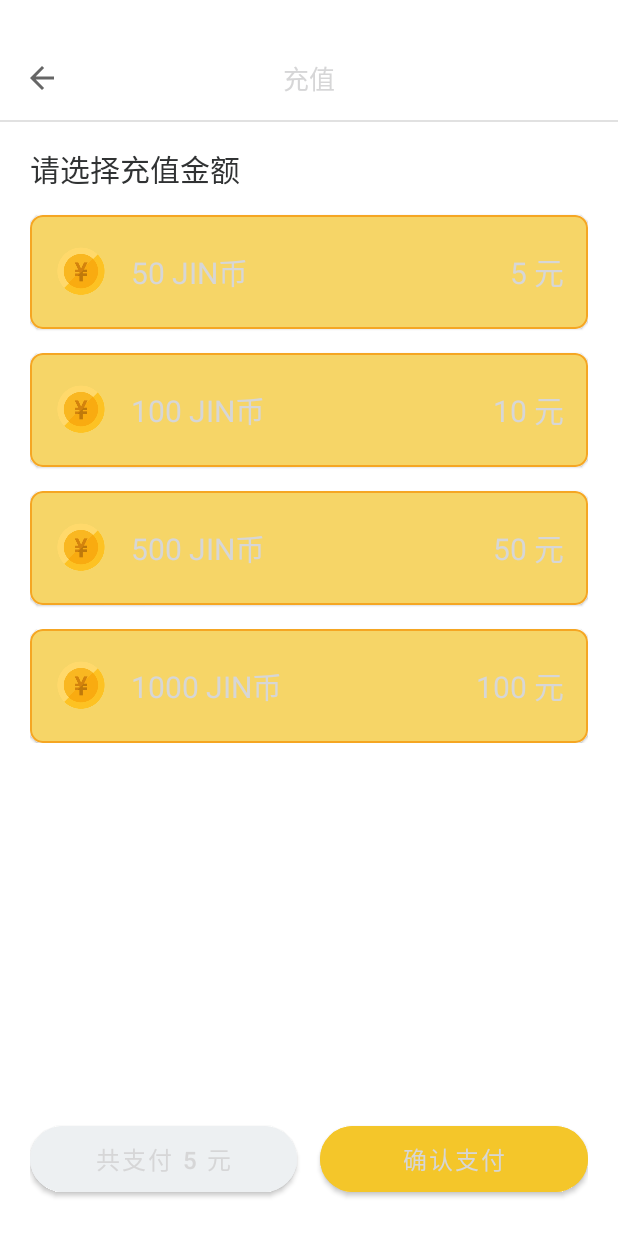
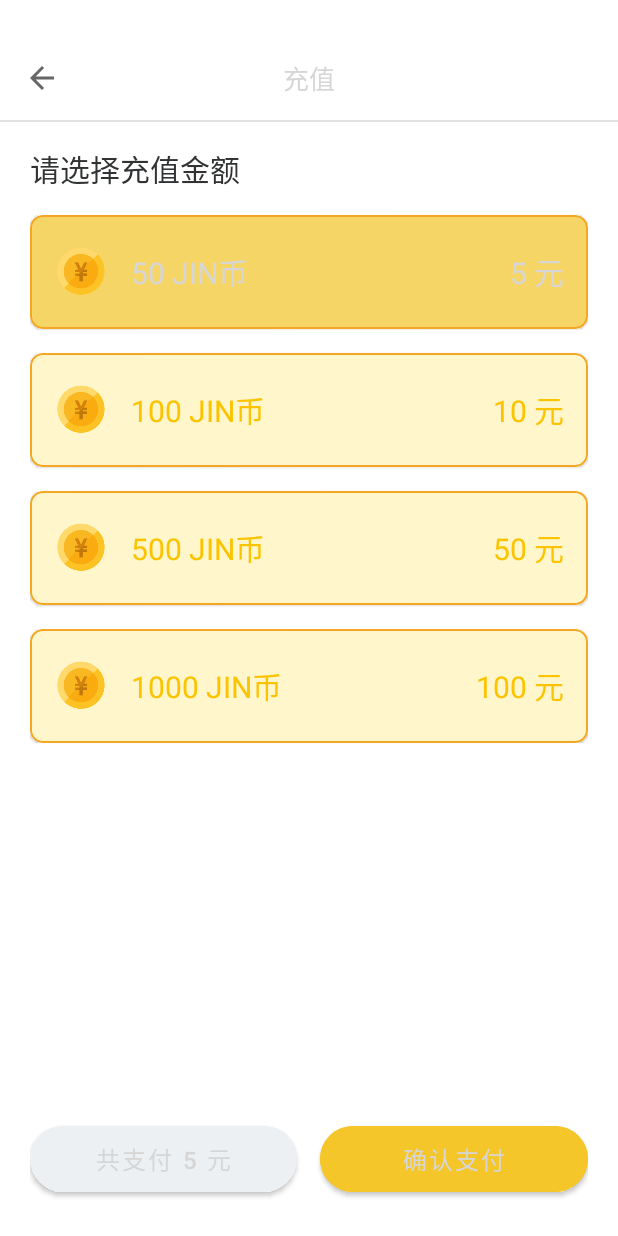
Before and after one commit to systemanalyse/raiseMoney, an Android app: the RechargeActivity screen opened directly, with no data from a screen before it, after a tap on "50 JIN币", on a phone screen of 412 x 824 dp. Run offline under Robolectric (Android 15) with nearby library versions, the light colour scheme and no system bars; our stand-ins replace ButterKnife.

Commit message:
recharge style refactor

```diff
--- a/RaiseMoney/client/Jingle/app/src/main/java/com/carolsum/jingle/ui/activity/wallet/RechargeActivity.java
+++ b/RaiseMoney/client/Jingle/app/src/main/java/com/carolsum/jingle/ui/activity/wallet/RechargeActivity.java
@@ -4,12 +4,15 @@ import android.support.constraint.ConstraintLayout;
 import android.support.design.button.MaterialButton;
 import android.support.design.card.MaterialCardView;
 import android.support.design.widget.AppBarLayout;
+import android.support.v4.content.ContextCompat;
 import android.support.v7.app.ActionBar;
 import android.support.v7.app.AppCompatActivity;
 import android.os.Bundle;
 import android.support.v7.widget.Toolbar;
 import android.view.MenuItem;
 import android.view.View;
+import android.widget.LinearLayout;
+import android.widget.TextView;
 
 import com.carolsum.jingle.R;
 
@@ -21,13 +24,13 @@ import butterknife.Unbinder;
 public class RechargeActivity extends AppCompatActivity {
 
   @BindView(R.id.recharge_50_btn)
-  MaterialCardView recharge50Btn;
+  LinearLayout recharge50Btn;
   @BindView(R.id.recharge_100_btn)
-  MaterialCardView recharge100Btn;
+  LinearLayout recharge100Btn;
   @BindView(R.id.recharge_500_btn)
-  MaterialCardView recharge500Btn;
+  LinearLayout recharge500Btn;
   @BindView(R.id.recharge_1000_btn)
-  MaterialCardView recharge1000Btn;
+  LinearLayout recharge1000Btn;
 
   @BindView(R.id.appbarLayout)
   AppBarLayout appBarLayout;
@@ -38,6 +41,24 @@ public class RechargeActivity extends AppCompatActivity {
   MaterialButton rechargeInfo;
   @BindView(R.id.confirm_recharge_btn)
   MaterialButton confirmBtn;
+
+  // text
+  @BindView(R.id.jin50)
+  TextView jin50;
+  @BindView(R.id.jin100)
+  TextView jin100;
+  @BindView(R.id.jin500)
+  TextView jin500;
+  @BindView(R.id.jin1000)
+  TextView jin1000;
+  @BindView(R.id.yuan50)
+  TextView yuan50;
+  @BindView(R.id.yuan100)
+  TextView yuan100;
+  @BindView(R.id.yuan500)
+  TextView yuan500;
+  @BindView(R.id.yuan1000)
+  TextView yuan1000;
 
   private Unbinder unbinder;
 
@@ -82,26 +103,61 @@ public class RechargeActivity extends AppCompatActivity {
     return super.onOptionsItemSelected(item);
   }
 
+  private void resetStyle() {
+    recharge50Btn.setBackgroundResource(R.drawable.recharge_cardview_normal);
+    recharge100Btn.setBackgroundResource(R.drawable.recharge_cardview_normal);
+    recharge500Btn.setBackgroundResource(R.drawable.recharge_cardview_normal);
+    recharge1000Btn.setBackgroundResource(R.drawable.recharge_cardview_normal);
+
+    jin50.setTextColor(ContextCompat.getColor(getApplicationContext(), R.color.recharge_cardview_text_normal));
+    jin100.setTextColor(ContextCompat.getColor(getApplicationContext(), R.color.recharge_cardview_text_normal));
+    jin500.setTextColor(ContextCompat.getColor(getApplicationContext(), R.color.recharge_cardview_text_normal));
+    jin1000.setTextColor(ContextCompat.getColor(getApplicationContext(), R.color.recharge_cardview_text_normal));
+
+    yuan50.setTextColor(ContextCompat.getColor(getApplicationContext(), R.color.recharge_cardview_text_normal));
+    yuan100.setTextColor(ContextCompat.getColor(getApplicationContext(), R.color.recharge_cardview_text_normal));
+    yuan500.setTextColor(ContextCompat.getColor(getApplicationContext(), R.color.recharge_cardview_text_normal));
+    yuan1000.setTextColor(ContextCompat.getColor(getApplicationContext(), R.color.recharge_cardview_text_normal));
+
+  }
+
   @OnClick(R.id.recharge_50_btn)
   public void recharge50() {
+    resetStyle();
+    recharge50Btn.setBackgroundResource(R.drawable.cardview_edge);
+    jin50.setTextColor(ContextCompat.getColor(getApplicationContext(), R.color.white));
+    yuan50.setTextColor(ContextCompat.getColor(getApplicationContext(), R.color.white));
+
     rechargeInfo.setText("共支付 5 元");
     rechargeInfo.setVisibility(View.VISIBLE);
   }
 
   @OnClick(R.id.recharge_100_btn)
   public void recharge100() {
+    resetStyle();
+    recharge100Btn.setBackgroundResource(R.drawable.cardview_edge);
+    jin100.setTextColor(ContextCompat.getColor(getApplicationContext(), R.color.white));
+    yuan100.setTextColor(ContextCompat.getColor(getApplicationContext(), R.color.white));
     rechargeInfo.setText("共支付 10 元");
     rechargeInfo.setVisibility(View.VISIBLE);
   }
 
   @OnClick(R.id.recharge_500_btn)
   public void recharge500() {
+    resetStyle();
+    recharge500Btn.setBackgroundResource(R.drawable.cardview_edge);
+    jin500.setTextColor(ContextCompat.getColor(getApplicationContext(), R.color.white));
+    yuan500.setTextColor(ContextCompat.getColor(getApplicationContext(), R.color.white));
     rechargeInfo.setText("共支付 50 元");
     rechargeInfo.setVisibility(View.VISIBLE);
   }
 
   @OnClick(R.id.recharge_1000_btn)
   public void recharge1000() {
+    resetStyle();
+    recharge1000Btn.setBackgroundResource(R.drawable.cardview_edge);
+    jin1000.setTextColor(ContextCompat.getColor(getApplicationContext(), R.color.white));
+    yuan1000.setTextColor(ContextCompat.getColor(getApplicationContext(), R.color.white));
     rechargeInfo.setText("共支付 100 元");
     rechargeInfo.setVisibility(View.VISIBLE);
   }
--- a/RaiseMoney/client/Jingle/app/src/main/res/drawable/cardview_edge.xml
+++ b/RaiseMoney/client/Jingle/app/src/main/res/drawable/cardview_edge.xml
@@ -3,6 +3,4 @@
   <solid android:color="@color/recharge_cart_item_inner_bg"/>
   <stroke android:width="1dp" android:color="@color/recharge_cart_item_border" />
   <corners android:radius="8dp"/>
-  <padding android:left="0dp" android:top="0dp"
-    android:right="0dp" android:bottom="0dp" />
 </shape>
--- /dev/null
+++ b/RaiseMoney/client/Jingle/app/src/main/res/drawable/recharge_cardview_normal.xml
@@ -0,0 +1,6 @@
+<?xml version="1.0" encoding="UTF-8"?>
+<shape xmlns:android="http://schemas.android.com/apk/res/android">
+    <solid android:color="#FFF7CB"/>
+    <stroke android:width="1dp" android:color="@color/recharge_cart_item_border" />
+    <corners android:radius="8dp"/>
+</shape>
--- a/RaiseMoney/client/Jingle/app/src/main/res/layout/activity_recharge.xml
+++ b/RaiseMoney/client/Jingle/app/src/main/res/layout/activity_recharge.xml
@@ -60,18 +60,18 @@
         android:textSize="20sp"/>
 
       <android.support.design.card.MaterialCardView
-        android:id="@+id/recharge_50_btn"
         android:layout_width="match_parent"
         android:layout_height="wrap_content"
         app:cardCornerRadius="8dp"
         android:layout_marginTop="16dp">
 
         <LinearLayout
-          android:layout_width="match_parent"
+            android:id="@+id/recharge_50_btn"
+            android:layout_width="match_parent"
           android:layout_height="wrap_content"
           android:orientation="horizontal"
           android:gravity="center_vertical"
-          android:background="@drawable/cardview_edge"
+          android:background="@drawable/recharge_cardview_normal"
           android:paddingTop="20dp"
           android:paddingBottom="20dp"
           android:paddingLeft="16dp"
@@ -83,38 +83,40 @@
             android:src="@drawable/coin" />
 
           <TextView
+              android:id="@+id/jin50"
             android:layout_width="0dp"
             android:layout_weight="1"
             android:layout_height="wrap_content"
             android:text="50 JIN币"
             android:textSize="20sp"
             android:layout_marginLeft="15dp"
-            android:textColor="@color/white"/>
+            android:textColor="@color/recharge_cardview_text_normal"/>
 
           <TextView
+              android:id="@+id/yuan50"
             android:layout_width="wrap_content"
             android:layout_height="wrap_content"
             android:text="5 元"
             android:textSize="20sp"
-            android:textColor="@color/white"/>
+            android:textColor="@color/recharge_cardview_text_normal"/>
 
         </LinearLayout>
 
       </android.support.design.card.MaterialCardView>
 
       <android.support.design.card.MaterialCardView
-        android:id="@+id/recharge_100_btn"
         android:layout_width="match_parent"
         android:layout_height="wrap_content"
         app:cardCornerRadius="8dp"
         android:layout_marginTop="16dp">
 
         <LinearLayout
-          android:layout_width="match_parent"
+            android:id="@+id/recharge_100_btn"
+            android:layout_width="match_parent"
           android:layout_height="wrap_content"
           android:orientation="horizontal"
           android:gravity="center_vertical"
-          android:background="@drawable/cardview_edge"
+          android:background="@drawable/recharge_cardview_normal"
           android:paddingTop="20dp"
           android:paddingBottom="20dp"
           android:paddingLeft="16dp"
@@ -126,38 +128,40 @@
             android:src="@drawable/coin" />
 
           <TextView
+              android:id="@+id/jin100"
             android:layout_width="0dp"
             android:layout_weight="1"
             android:layout_height="wrap_content"
             android:text="100 JIN币"
             android:textSize="20sp"
             android:layout_marginLeft="15dp"
-            android:textColor="@color/white"/>
+            android:textColor="@color/recharge_cardview_text_normal"/>
 
           <TextView
+              android:id="@+id/yuan100"
             android:layout_width="wrap_content"
             android:layout_height="wrap_content"
             android:text="10 元"
             android:textSize="20sp"
-            android:textColor="@color/white"/>
+            android:textColor="@color/recharge_cardview_text_normal"/>
 
         </LinearLayout>
 
       </android.support.design.card.MaterialCardView>
 
       <android.support.design.card.MaterialCardView
-        android:id="@+id/recharge_500_btn"
         android:layout_width="match_parent"
         android:layout_height="wrap_content"
         app:cardCornerRadius="8dp"
         android:layout_marginTop="16dp">
 
         <LinearLayout
+            android:id="@+id/recharge_500_btn"
           android:layout_width="match_parent"
           android:layout_height="wrap_content"
           android:orientation="horizontal"
           android:gravity="center_vertical"
-          android:background="@drawable/cardview_edge"
+          android:background="@drawable/recharge_cardview_normal"
           android:paddingTop="20dp"
           android:paddingBottom="20dp"
           android:paddingLeft="16dp"
@@ -169,38 +173,40 @@
             android:src="@drawable/coin" />
 
           <TextView
+              android:id="@+id/jin500"
             android:layout_width="0dp"
             android:layout_weight="1"
             android:layout_height="wrap_content"
             android:text="500 JIN币"
             android:textSize="20sp"
             android:layout_marginLeft="15dp"
-            android:textColor="@color/white"/>
+            android:textColor="@color/recharge_cardview_text_normal"/>
 
           <TextView
+              android:id="@+id/yuan500"
             android:layout_width="wrap_content"
             android:layout_height="wrap_content"
             android:text="50 元"
             android:textSize="20sp"
-            android:textColor="@color/white"/>
+            android:textColor="@color/recharge_cardview_text_normal"/>
 
         </LinearLayout>
 
       </android.support.design.card.MaterialCardView>
 
       <android.support.design.card.MaterialCardView
-        android:id="@+id/recharge_1000_btn"
         android:layout_width="match_parent"
         android:layout_height="wrap_content"
         app:cardCornerRadius="8dp"
         android:layout_marginTop="16dp">
 
         <LinearLayout
+            android:id="@+id/recharge_1000_btn"
           android:layout_width="match_parent"
           android:layout_height="wrap_content"
           android:orientation="horizontal"
           android:gravity="center_vertical"
-          android:background="@drawable/cardview_edge"
+          android:background="@drawable/recharge_cardview_normal"
           android:paddingTop="20dp"
           android:paddingBottom="20dp"
           android:paddingLeft="16dp"
@@ -212,20 +218,22 @@
             android:src="@drawable/coin" />
 
           <TextView
+              android:id="@+id/jin1000"
             android:layout_width="0dp"
             android:layout_weight="1"
             android:layout_height="wrap_content"
             android:text="1000 JIN币"
             android:textSize="20sp"
             android:layout_marginLeft="15dp"
-            android:textColor="@color/white"/>
+            android:textColor="@color/recharge_cardview_text_normal"/>
 
           <TextView
+              android:id="@+id/yuan1000"
             android:layout_width="wrap_content"
             android:layout_height="wrap_content"
             android:text="100 元"
             android:textSize="20sp"
-            android:textColor="@color/white"/>
+            android:textColor="@color/recharge_cardview_text_normal"/>
 
         </LinearLayout>
 
--- a/RaiseMoney/client/Jingle/app/src/main/res/values/colors.xml
+++ b/RaiseMoney/client/Jingle/app/src/main/res/values/colors.xml
@@ -18,6 +18,7 @@
     <color name="text_color_6">#909599</color>
     <color name="text_color_3">#707070</color>
     <color name="text_color_4">#AFAFAF</color>
+    <color name="recharge_cardview_text_normal">#FCC300</color>
     <color name="text_color_5">#AFAFAF</color>
     <color name="text_color_7">#E6E4E4</color>
     <color name="intro_gray">#D8D8D8</color>
```
